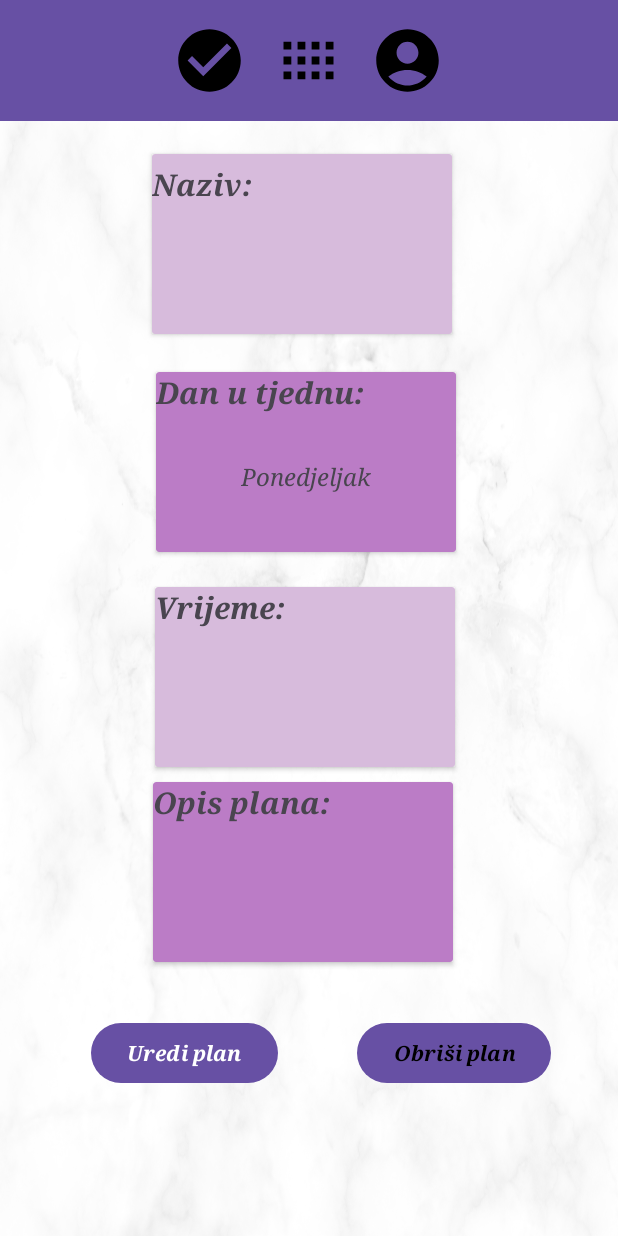
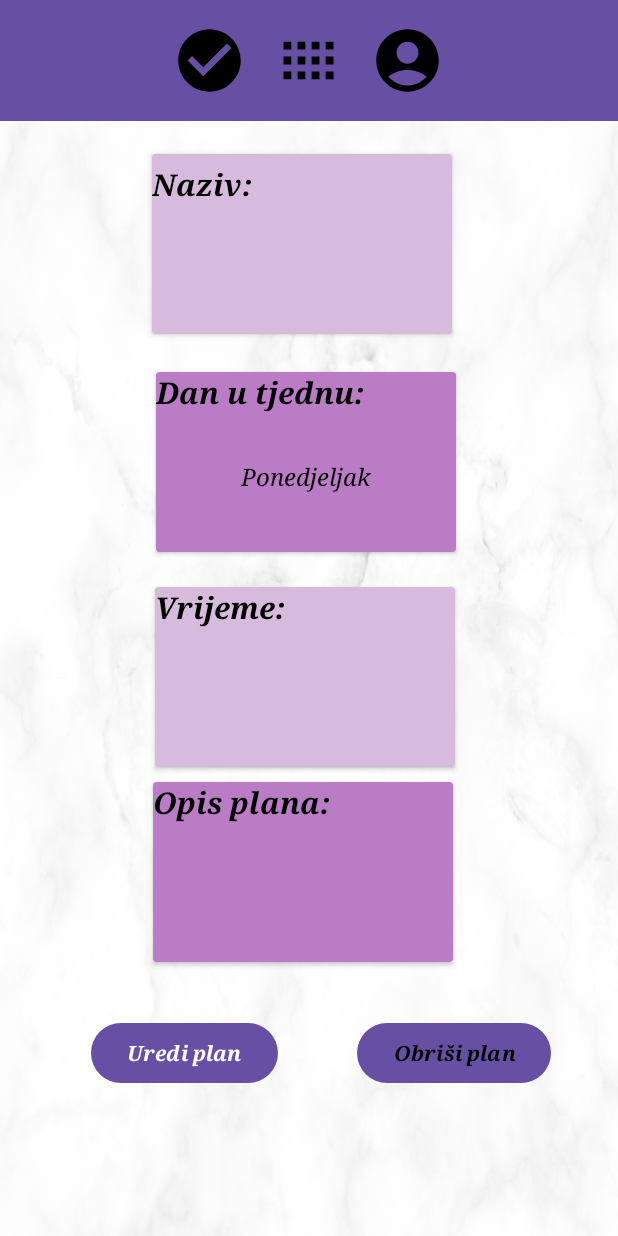
Before and after one commit to elizabetabeta/UniPlanner, an Android app: the ViewplanActivity screen opened directly, with no data from a screen before it, on a phone screen of 412 x 824 dp. Run offline under Robolectric (Android 15) with nearby library versions, the phone set to English and light mode, and no system bars.

```diff
--- /dev/null
+++ b/app/src/main/java/ba/sum/fpmoz/uniplanner/EditplanActivity.java
@@ -0,0 +1,4 @@
+package ba.sum.fpmoz.uniplanner;
+
+public class EditplanActivity {
+}
--- a/app/src/main/res/layout/activity_view_plan.xml
+++ b/app/src/main/res/layout/activity_view_plan.xml
@@ -51,6 +51,7 @@
                         android:textSize="20sp"
                         android:text="Naziv:"
                         android:textStyle="normal|bold|italic"
+                        android:textColor="@color/black"
                         app:layout_constraintBottom_toBottomOf="parent"
                         app:layout_constraintEnd_toEndOf="parent"
                         app:layout_constraintHorizontal_bias="0.0"
@@ -68,6 +69,7 @@
                         android:layout_marginEnd="82dp"
                         android:layout_marginBottom="51dp"
                         android:fontFamily="serif"
+                        android:textColor="@color/black"
                         android:textSize="16sp"
                         android:textStyle="normal|italic"
                         app:layout_constraintBottom_toBottomOf="parent"
@@ -120,6 +122,7 @@
                                     android:layout_marginBottom="39dp"
                                     android:fontFamily="serif"
                                     android:textSize="16sp"
+                                    android:textColor="@color/black"
                                     android:textStyle="normal|italic"
                                     app:layout_constraintBottom_toBottomOf="parent"
                                     app:layout_constraintEnd_toEndOf="parent"
@@ -135,6 +138,7 @@
                             android:layout_height="wrap_content"
                             android:fontFamily="serif"
                             android:textSize="20sp"
+                            android:textColor="@color/black"
                             android:text="Dan u tjednu:"
                             android:textStyle="normal|bold|italic"
                             tools:text="Dan u tjednu:" />
@@ -183,6 +187,7 @@
                         android:layout_marginBottom="54dp"
                         android:fontFamily="serif"
                         android:textSize="16sp"
+                        android:textColor="@color/black"
                         android:textStyle="normal|italic"
                         app:layout_constraintBottom_toBottomOf="parent"
                         app:layout_constraintEnd_toEndOf="parent"
@@ -196,6 +201,7 @@
                     android:layout_height="wrap_content"
                     android:fontFamily="serif"
                     android:textSize="20sp"
+                    android:textColor="@color/black"
                     android:text="Vrijeme:"
                     android:textStyle="normal|bold|italic"
                     tools:text="Vrijeme:"/>
@@ -241,6 +247,7 @@
                         android:layout_marginBottom="62dp"
                         android:fontFamily="serif"
                         android:textSize="16sp"
+                        android:textColor="@color/black"
                         android:textStyle="normal|italic"
                         app:layout_constraintBottom_toBottomOf="parent"
                         app:layout_constraintEnd_toEndOf="parent"
@@ -254,6 +261,7 @@
                     android:layout_height="wrap_content"
                     android:fontFamily="serif"
                     android:textSize="20sp"
+                    android:textColor="@color/black"
                     android:text="Opis plana:"
                     android:textStyle="normal|bold|italic"
                     tools:text="Opis plana:" />
```
Also changed, not shown: app/src/main/java/ba/sum/fpmoz/uniplanner/AddplanActivity.java (+11 -1 lines), app/src/main/java/ba/sum/fpmoz/uniplanner/CalendarActivity.java (+9 -1 lines).
